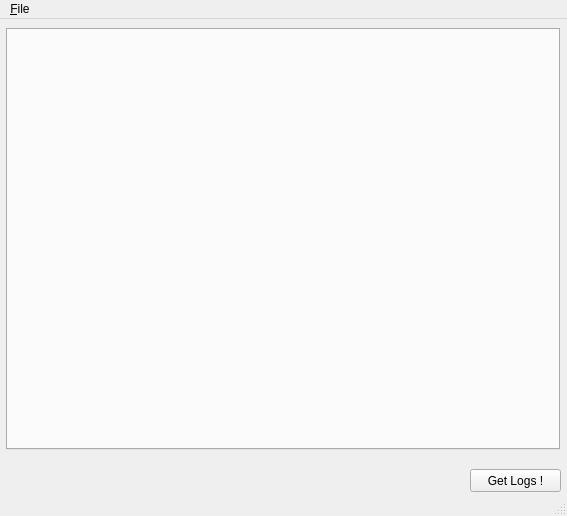
blampreht/LogGatherer, file sceleton.ui: the form before one commit.
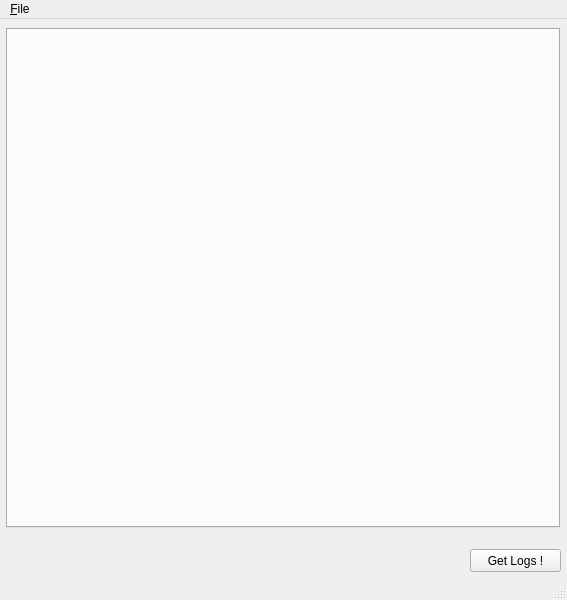
The form after the commit.

Diff of the .ui file:
```diff
--- a/sceleton.ui
+++ b/sceleton.ui
@@ -7,7 +7,7 @@
     <x>0</x>
     <y>0</y>
     <width>567</width>
-    <height>516</height>
+    <height>600</height>
    </rect>
   </property>
   <property name="sizePolicy">
@@ -19,13 +19,13 @@
   <property name="minimumSize">
    <size>
     <width>567</width>
-    <height>516</height>
+    <height>600</height>
    </size>
   </property>
   <property name="maximumSize">
    <size>
     <width>567</width>
-    <height>516</height>
+    <height>600</height>
    </size>
   </property>
   <property name="palette">
@@ -73,7 +73,7 @@
     <property name="geometry">
      <rect>
       <x>470</x>
-      <y>450</y>
+      <y>530</y>
       <width>91</width>
       <height>23</height>
      </rect>
@@ -88,7 +88,7 @@
       <x>6</x>
       <y>9</y>
       <width>554</width>
-      <height>422</height>
+      <height>500</height>
      </rect>
     </property>
     <property name="sizePolicy">
@@ -100,13 +100,13 @@
     <property name="minimumSize">
      <size>
       <width>554</width>
-      <height>422</height>
+      <height>500</height>
      </size>
     </property>
     <property name="maximumSize">
      <size>
       <width>554</width>
-      <height>422</height>
+      <height>500</height>
      </size>
     </property>
     <property name="currentIndex">
```
